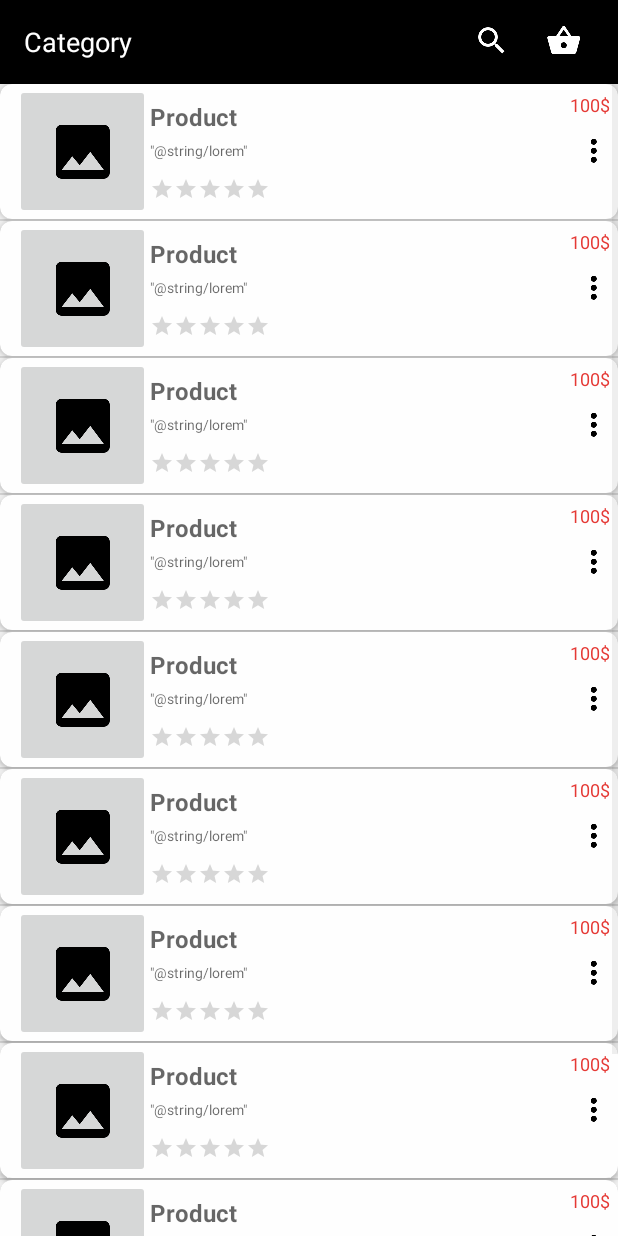
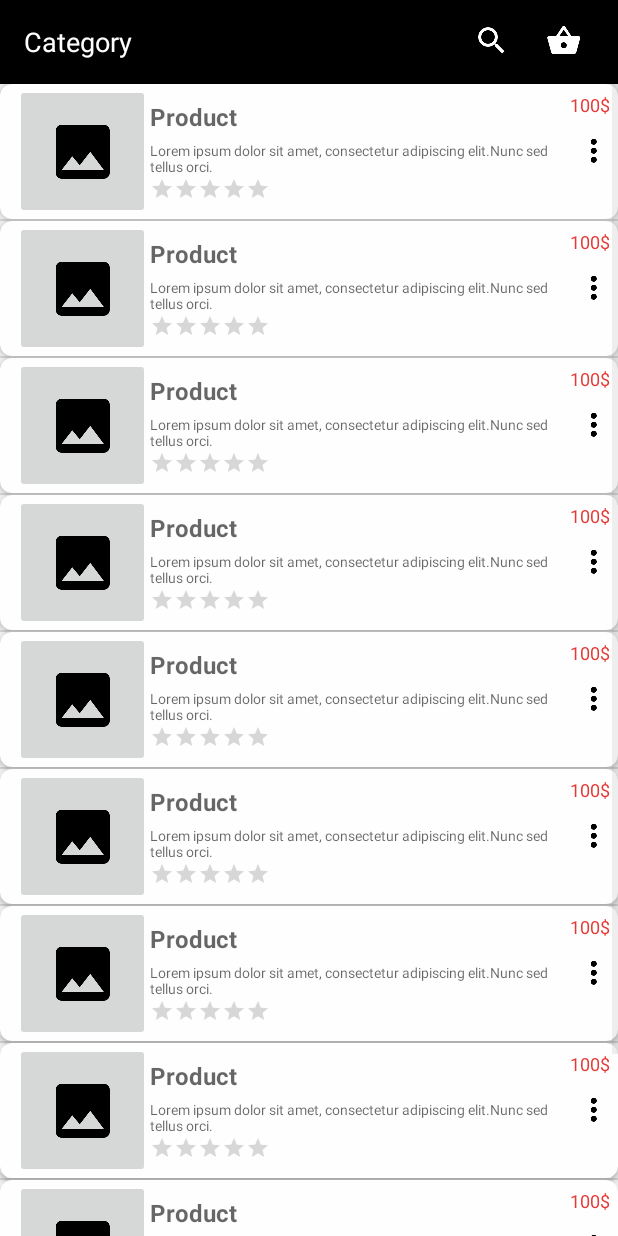
Before and after one commit to volsahin/E-Commerce, an Android app: the ScreenIActivity screen opened directly, with no data from a screen before it, on a phone screen of 412 x 824 dp. Run offline under Robolectric (Android 15) with nearby library versions, the phone set to English and light mode, and no system bars; libraries missing offline, so code that uses them is left out: com.mikepenz.materialdrawer; 1 statement that could not run was skipped.

Commit message:
ScreenI ve ScreenH düzenlendi

```diff
--- a/app/src/main/java/com/telpa/ecommerce/activities/ScreenIActivity.java
+++ b/app/src/main/java/com/telpa/ecommerce/activities/ScreenIActivity.java
@@ -12,7 +12,7 @@ import java.util.ArrayList;
 import java.util.List;
 
 public class ScreenIActivity extends BaseActivity {
-
+String string;
 
     public List<IList> getList() {
         return I_list;
@@ -35,19 +35,18 @@ public class ScreenIActivity extends BaseActivity {
         fcreateToolbar(this, true, false,R.id.toolbar);
         fcreateMenu(this);
 
+        string=getString(R.string.lorem);
 
-
-        I_list.add(new IList("Product","100$","\"@string/lorem\""));
-        I_list.add(new IList("Product","100$","\"@string/lorem\""));
-        I_list.add(new IList("Product","100$","\"@string/lorem\""));
-        I_list.add(new IList("Product","100$","\"@string/lorem\""));
-        I_list.add(new IList("Product","100$","\"@string/lorem\""));
-        I_list.add(new IList("Product","100$","\"@string/lorem\""));
-        I_list.add(new IList("Product","100$","\"@string/lorem\""));
-        I_list.add(new IList("Product","100$","\"@string/lorem\""));
-        I_list.add(new IList("Product","100$","\"@string/lorem\""));
-        I_list.add(new IList("Product","100$","\"@string/lorem\""));
-
+        I_list.add(new IList("Product","100$",string));
+        I_list.add(new IList("Product","100$",string));
+        I_list.add(new IList("Product","100$",string));
+        I_list.add(new IList("Product","100$",string));
+        I_list.add(new IList("Product","100$",string));
+        I_list.add(new IList("Product","100$",string));
+        I_list.add(new IList("Product","100$",string));
+        I_list.add(new IList("Product","100$",string));
+        I_list.add(new IList("Product","100$",string));
+        I_list.add(new IList("Product","100$",string));
 
         ScreenIListAdapter la = new ScreenIListAdapter(this, I_list);
         ListView listView = (ListView) findViewById(R.id.listI);
--- a/app/src/main/java/com/telpa/ecommerce/adapters/ScreenIListAdapter.java
+++ b/app/src/main/java/com/telpa/ecommerce/adapters/ScreenIListAdapter.java
@@ -51,7 +51,7 @@ public class ScreenIListAdapter extends BaseAdapter {
         TextView textView2=(TextView) satirView.findViewById(R.id.bigPrice);
         TextView textView3=(TextView) satirView.findViewById(R.id.description);
         ImageView imageView = (ImageView) satirView.findViewById(R.id.image);
-        ImageView imageView1=(ImageView) satirView.findViewById(R.id.bigImage);
+        ImageView imageView1=(ImageView) satirView.findViewById(R.id.bigActionButton);
         RatingBar ratingBar=(RatingBar) satirView.findViewById(R.id.ratingBar);
         IList i_construction1 = i_construction.get(i);
         textView.setText((i_construction1.getProductName()));
```
